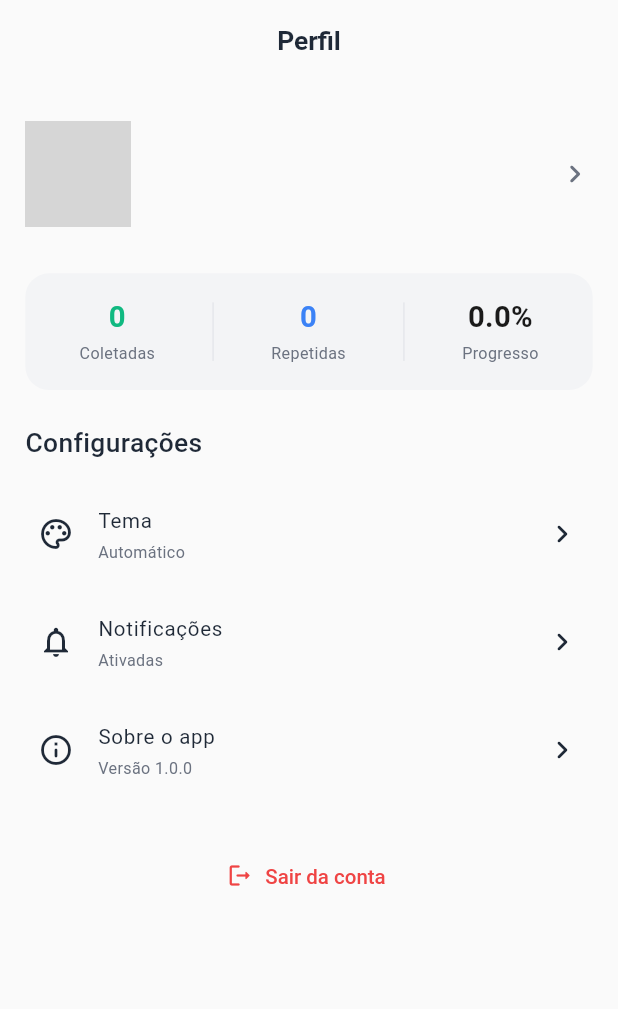
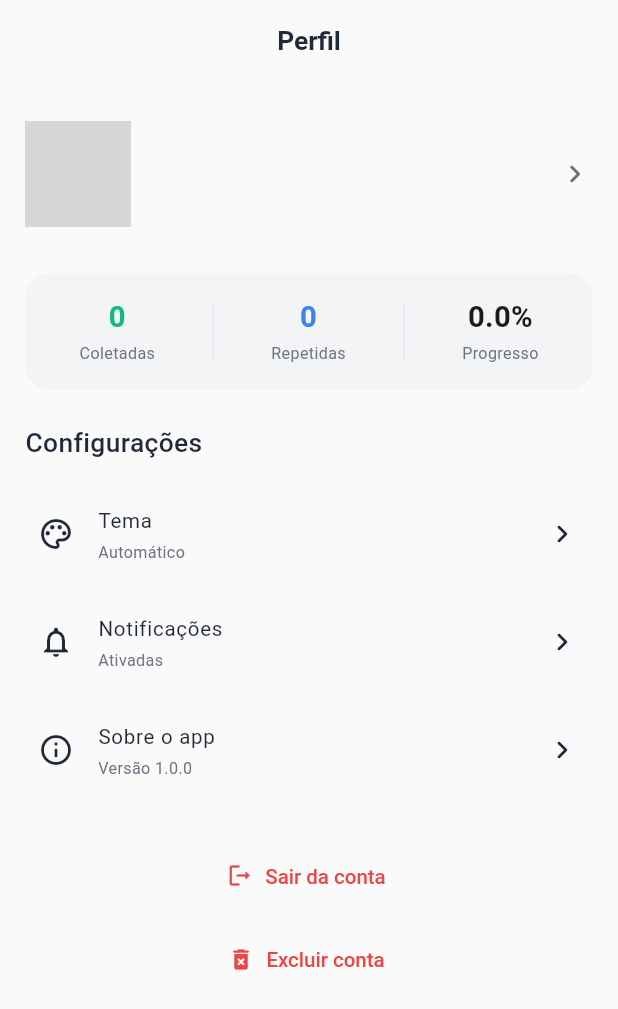
Before and after one commit to Barba2k2/completa_ai_app, a Flutter app: the ProfileScreen screen opened by its route, on a phone screen of 412 x 824 dp. Shown: the top 1009 px of the screen. Run offline on Flutter 3.47's test engine with Material 3 defaults, Android fonts, the phone set to English and light mode, and no system bars; our stand-ins replace dio, firebase_analytics, firebase_auth, firebase_core, firebase_crashlytics, firebase_storage and 7 more; accounts and stored records are empty; network calls fail; grey boxes are pictures that could not be loaded.

Commit message:
feat: add delete account button widget

```diff
--- a/lib/features/profile/presentation/screens/profile_screen.dart
+++ b/lib/features/profile/presentation/screens/profile_screen.dart
@@ -7,6 +7,7 @@ import '../../../../core/di/app_dependencies.dart';
 import '../../../../core/theme/app_text_styles.dart';
 import '../../../../routing/app_routes.dart';
 import '../../controllers/profile_screen_controller.dart';
+import '../widgets/delete_account_button.dart';
 import '../widgets/logout_button.dart';
 import '../widgets/profile_header.dart';
 import '../widgets/profile_header_error.dart';
@@ -94,6 +95,8 @@ class _ProfileScreenState extends State<ProfileScreen> {
               ),
               SizedBox(height: 24.h),
               const LogoutButton(),
+              SizedBox(height: 8.h),
+              const DeleteAccountButton(),
             ],
           );
         },
--- /dev/null
+++ b/lib/features/profile/presentation/widgets/delete_account_button.dart
@@ -0,0 +1,73 @@
+import 'package:flutter/material.dart';
+import 'package:go_router/go_router.dart';
+
+import '../../../../core/di/app_dependencies.dart';
+import '../../../../core/extensions/context_extensions.dart';
+import '../../../../core/theme/app_text_styles.dart';
+import '../../../../routing/app_routes.dart';
+import '../../../auth/controllers/auth_controller.dart';
+
+class DeleteAccountButton extends StatelessWidget {
+  const DeleteAccountButton({super.key});
+
+  @override
+  Widget build(BuildContext context) {
+    return TextButton.icon(
+      onPressed: () => _handleDeleteAccount(context),
+      icon: Icon(
+        Icons.delete_forever_rounded,
+        color: context.colorScheme.error,
+      ),
+      label: Text(
+        'Excluir conta',
+        style: AppTextStyles.labelLarge.copyWith(
+          color: context.colorScheme.error,
+        ),
+      ),
+    );
+  }
+
+  Future<void> _handleDeleteAccount(BuildContext context) async {
+    final confirmed = await showDialog<bool>(
+      context: context,
+      builder: (context) => AlertDialog(
+        title: const Text('Excluir conta'),
+        content: const Text(
+          'Tem certeza que deseja excluir sua conta?\n\n'
+          'Esta ação é irreversível e todos os seus dados serão perdidos.',
+        ),
+        actions: [
+          TextButton(
+            onPressed: () => Navigator.pop(context, false),
+            child: const Text('Cancelar'),
+          ),
+          TextButton(
+            onPressed: () => Navigator.pop(context, true),
+            style: TextButton.styleFrom(
+              foregroundColor: Theme.of(context).colorScheme.error,
+            ),
+            child: const Text('Excluir'),
+          ),
+        ],
+      ),
+    );
+
+    if (confirmed != true || !context.mounted) return;
+
+    final authController = getIt<AuthController>();
+    final success = await authController.deleteAccount();
+
+    if (!context.mounted) return;
+
+    if (success) {
+      context.go(AppRoutes.login);
+    } else {
+      ScaffoldMessenger.of(context).showSnackBar(
+        SnackBar(
+          content: Text(authController.error ?? 'Erro ao excluir conta'),
+          backgroundColor: Theme.of(context).colorScheme.error,
+        ),
+      );
+    }
+  }
+}
```
